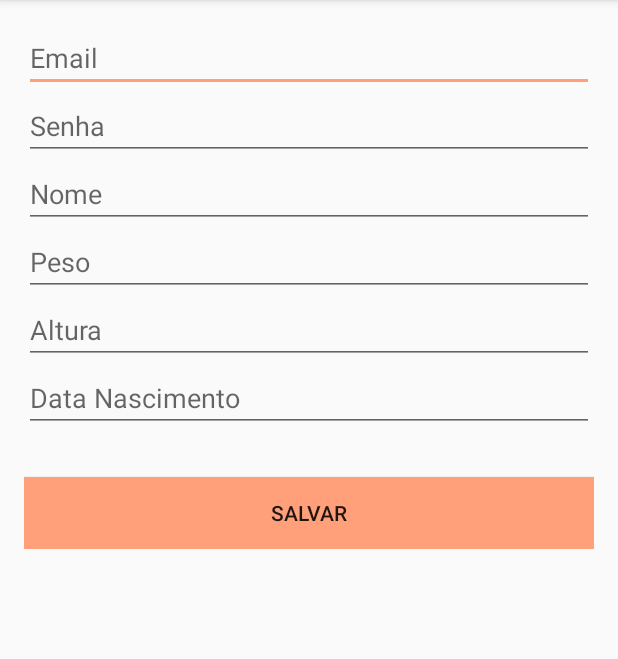
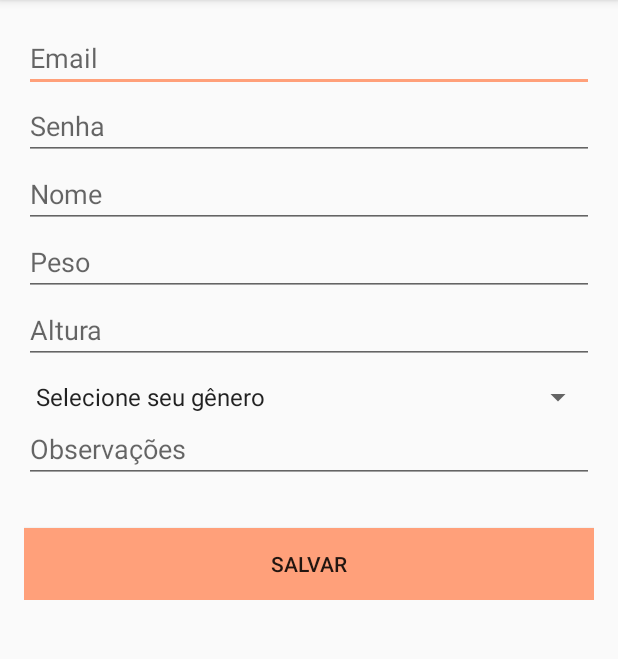
Before and after one commit to ge17/CoopFit, an Android app: the RegisterActivity screen opened directly, with no data from a screen before it, on a phone screen of 412 x 824 dp, the part 84-743 px from its top. Run offline under Robolectric (Android 15) with nearby library versions, the light colour scheme and no system bars.

Commit message:
"Register Layout add campos Activity Register add campos"

```diff
--- a/app/src/main/java/fiap/com/br/coopfit/RegisterActivity.java
+++ b/app/src/main/java/fiap/com/br/coopfit/RegisterActivity.java
@@ -5,6 +5,7 @@ import android.os.Bundle;
 import android.view.View;
 import android.widget.AutoCompleteTextView;
 import android.widget.EditText;
+import android.widget.Spinner;
 import android.widget.Toast;
 
 import java.text.DateFormat;
@@ -32,6 +33,8 @@ public class RegisterActivity extends AppCompatActivity {
     EditText txtPeso;
     EditText txtAltura;
     EditText txtNasc;
+    Spinner spinnerGenero;
+    EditText txtObs;
 
     @Override
     protected void onCreate(Bundle savedInstanceState) {
@@ -44,6 +47,9 @@ public class RegisterActivity extends AppCompatActivity {
         txtPeso  = findViewById(R.id.txt_peso);
         txtAltura  = findViewById(R.id.txt_altura);
         txtNasc  = findViewById(R.id.txt_nasc);
+        spinnerGenero = findViewById(R.id.spinner_genero);
+        txtObs = findViewById(R.id.txt_obs);
+
     }
 
     public void saveChanges(View view) {
--- a/app/src/main/res/layout/activity_register.xml
+++ b/app/src/main/res/layout/activity_register.xml
@@ -47,7 +47,7 @@
                 android:layout_height="wrap_content"
                 android:maxLines="1"
                 android:id="@+id/txt_nome"
-                android:hint="Nome"
+                android:hint="@string/nome"
                 android:singleLine="true"
                 />
 
@@ -71,17 +71,21 @@
                 android:singleLine="true"
                 />
 
-
+            <Spinner
+                android:id="@+id/spinner_genero"
+                android:layout_width="match_parent"
+                android:layout_height="wrap_content"
+                android:entries="@array/array_genero"
+                android:layout_marginTop="10dp"
+                />
             <EditText
                 android:layout_width="match_parent"
                 android:layout_height="wrap_content"
                 android:maxLines="1"
-                android:id="@+id/txt_nasc"
-                android:hint="@string/data_nascimento"
-                android:inputType="date"
+                android:id="@+id/txt_obs"
+                android:hint="@string/observacoes"
+                android:singleLine="true"
                 />
-
-
             <Button
                 android:layout_width="match_parent"
                 android:layout_height="wrap_content"
--- a/app/src/main/res/values/strings.xml
+++ b/app/src/main/res/values/strings.xml
@@ -44,6 +44,7 @@
     <string name="cadastrar">Cadastrar</string>
     <string name="esqueci_a_senha">Esqueci a senha</string>
     <string name="digite_seu_email">Digite seu e-mail</string>
+    <string name="observacoes">Observações</string>
 
 
     <string-array name="array_meio_locomocao">
@@ -62,4 +63,11 @@
         <item>Cansado(a)</item>
     </string-array>
 
+    <string-array name="array_genero">
+        <item>Selecione seu gênero</item>
+        <item>Feminino</item>
+        <item>Masculino</item>
+        <item>Outros</item>
+    </string-array>
+
 </resources>
```
